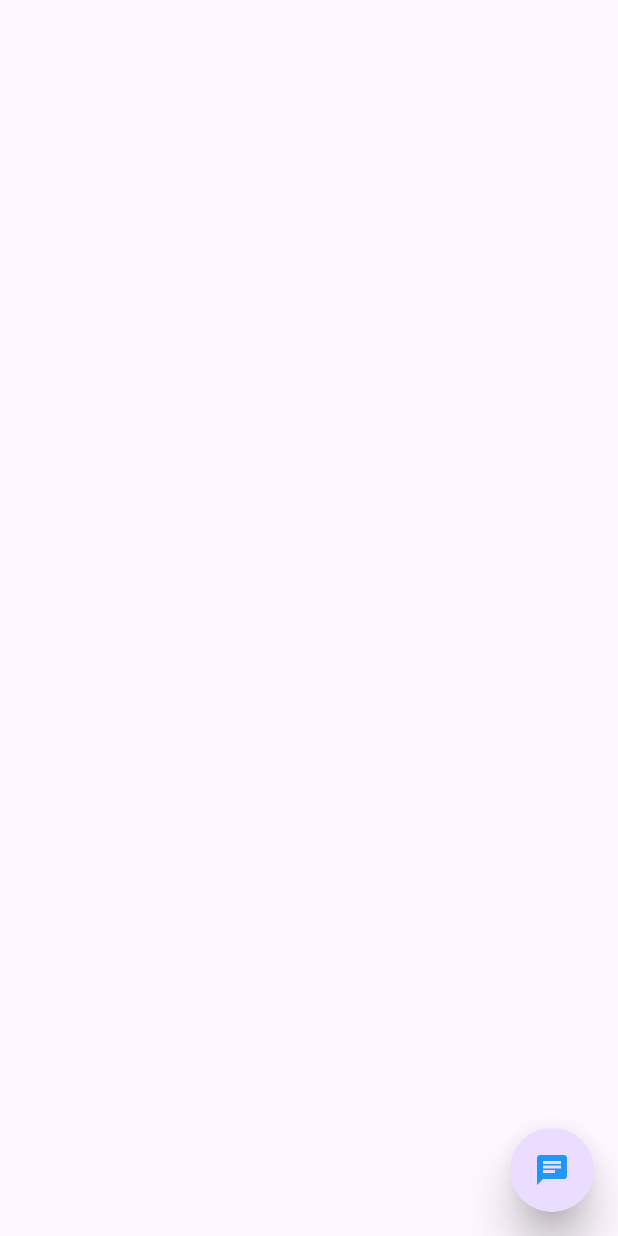
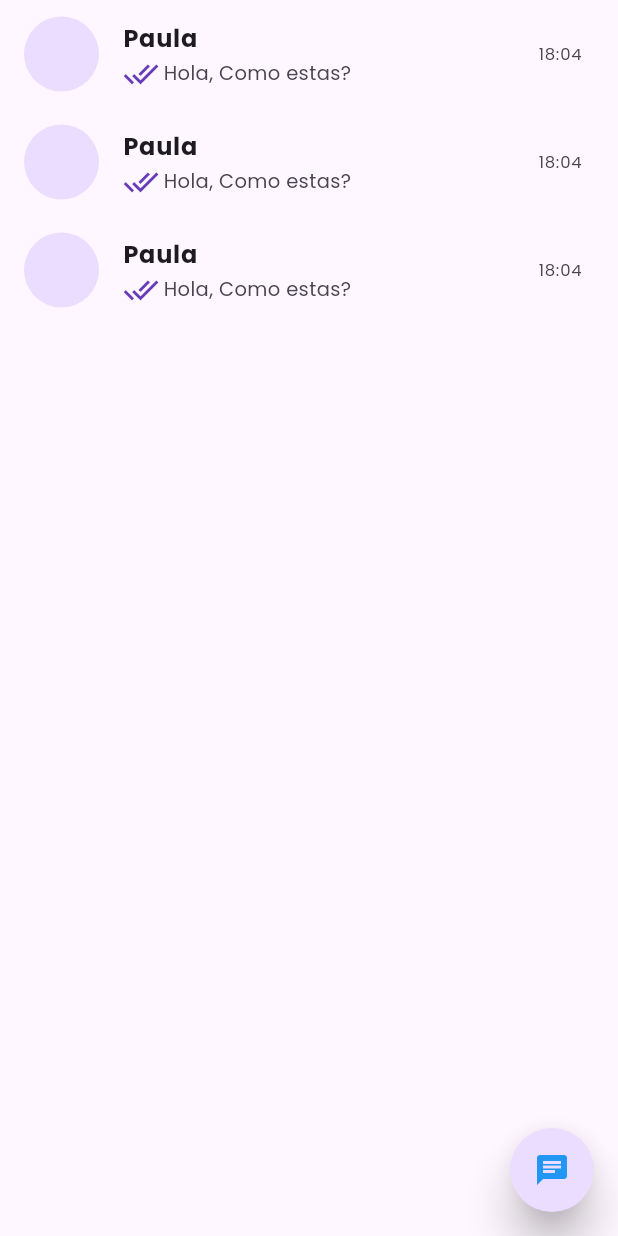
Before and after one commit to PaulaAlvarezC/chateando_flutter, a Flutter app: the ChatPage screen opened directly, after a tap on the "chat" icon, on a phone screen of 412 x 824 dp. Run offline on Flutter 3.47's test engine with Material 3 defaults, Android fonts, the light colour scheme and no system bars; missing offline and left inert: flutter_gradient_app_bar.

Commit message:
add List view and List Tile

```diff
--- /dev/null
+++ b/lib/CustomUI/custom_card.dart
@@ -0,0 +1,28 @@
+import 'package:flutter/material.dart';
+
+class CustomCard extends StatefulWidget {
+  const CustomCard({super.key});
+
+  @override
+  State<CustomCard> createState() => _CustomCardState();
+}
+
+class _CustomCardState extends State<CustomCard> {
+  @override
+  Widget build(BuildContext context) {
+    return const ListTile(
+       leading: CircleAvatar(
+        radius: 25,
+       ),
+      title: Text("Paula", style: TextStyle( fontSize:16, fontWeight: FontWeight.bold),),
+      trailing: Text("18:04"),
+      subtitle: Row(
+        children: [
+          Icon(Icons.done_all, color: Colors.deepPurple,),
+          SizedBox( width: 3,),
+          Text('Hola, Como estas?', style: TextStyle( fontSize:13)),
+          ],
+          ),
+    );
+  }
+}
--- a/lib/Pages/chat_page.dart
+++ b/lib/Pages/chat_page.dart
@@ -1,3 +1,4 @@
+import 'package:chateando/CustomUI/custom_card.dart';
 import 'package:flutter/material.dart';
 
 class ChatPage extends StatefulWidget {
@@ -19,10 +20,19 @@ class _ChatPageState extends State<ChatPage> {
             borderRadius: BorderRadius.all(Radius.circular(40.0))
         ),
         onPressed: () {
-           print('');
+           //print('');
         },
         child: const Icon(Icons.chat),
       ),
+      body: ListView(
+        children: const [
+        CustomCard(),
+        CustomCard(),
+        CustomCard(),
+
+      ]
+      ),
+
     );
   }
 }
--- a/lib/Screens/home_screen.dart
+++ b/lib/Screens/home_screen.dart
@@ -30,7 +30,7 @@ class _HomeScreenState extends State<HomeScreen>  with SingleTickerProviderState
           PopupMenuButton<String>(
             icon: const Icon(Icons.more_vert,color: Colors.white),
             onSelected: (value){
-              print(value);
+              //print(value);
 
             },
             itemBuilder: (BuildContext context){
```
